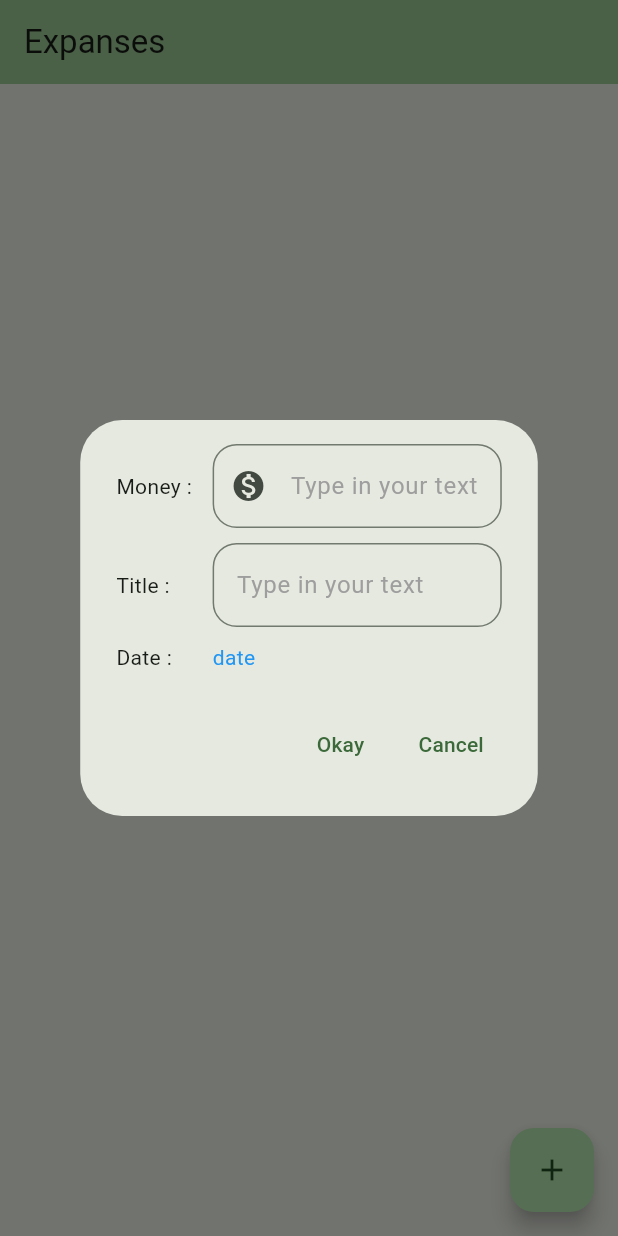
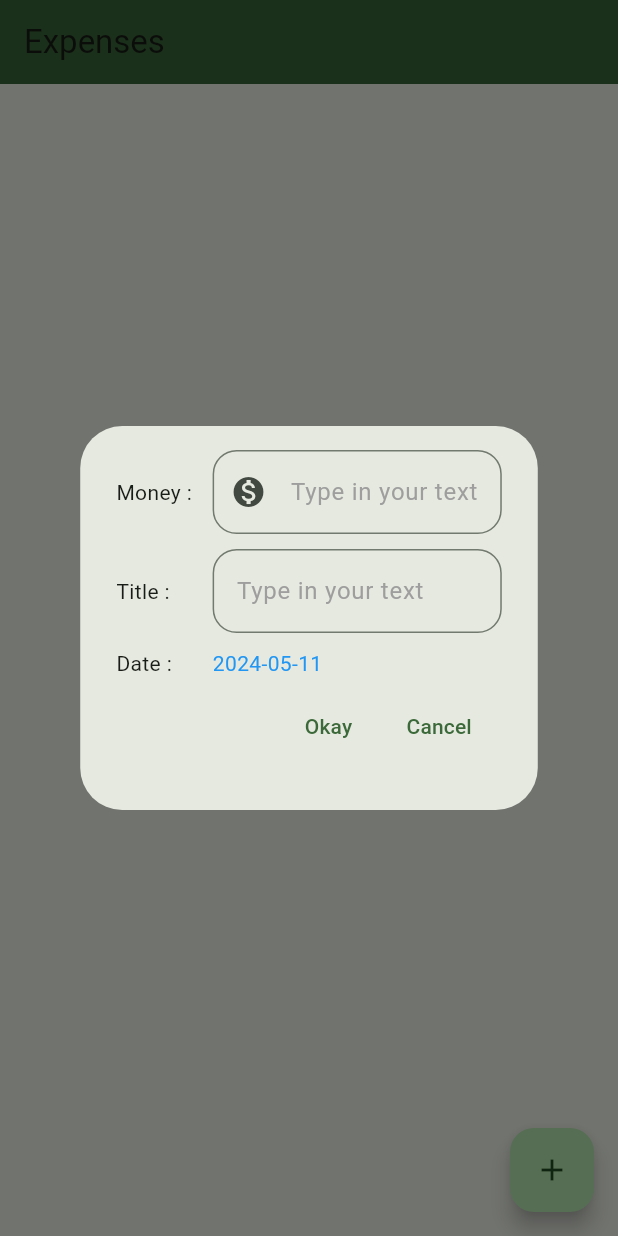
Before and after one commit to MudeNalinNaik/expense_tracking, a Flutter app: the screen it shows after launch, after a tap on the "add" icon, on a phone screen of 412 x 824 dp. Run offline on Flutter 3.47's test engine with Material 3 defaults, Android fonts, the phone set to English and light mode, and no system bars.

Commit message:
functionality completed

```diff
--- /dev/null
+++ b/lib/screens/expace_add.dart
@@ -0,0 +1,146 @@
+import 'package:flutter/material.dart';
+import 'package:flutter/services.dart';
+
+class AddExpenseDialog extends StatefulWidget {
+  final DateTime selectedDate;
+  final ValueChanged<DateTime> onDateChanged;
+  final VoidCallback onSubmit;
+  final TextEditingController moneyController;
+  final TextEditingController titleController;
+
+  const AddExpenseDialog({
+    super.key,
+    required this.selectedDate,
+    required this.titleController,
+    required this.moneyController,
+    required this.onDateChanged,
+    required this.onSubmit,
+  });
+
+  @override
+  _AddExpenseDialogState createState() => _AddExpenseDialogState();
+}
+
+class _AddExpenseDialogState extends State<AddExpenseDialog> {
+  late DateTime _selectedDate;
+
+  @override
+  void initState() {
+    super.initState();
+    _selectedDate = widget.selectedDate;
+  }
+
+  @override
+  Widget build(BuildContext context) {
+    return Column(
+      mainAxisSize: MainAxisSize.min,
+      children: [
+        Row(
+          children: [
+            const Expanded(
+              flex: 1,
+              child: Text('Money : '),
+            ),
+            Expanded(
+              flex: 3,
+              child: TextField(
+                controller: widget.moneyController,
+                keyboardType: TextInputType.number,
+                inputFormatters: <TextInputFormatter>[
+                  FilteringTextInputFormatter.allow(RegExp(r'[0-9]')),
+                  FilteringTextInputFormatter.digitsOnly
+                ],
+                decoration: InputDecoration(
+                  prefixIcon: const Icon(Icons.monetization_on),
+                  border: OutlineInputBorder(
+                    borderRadius: BorderRadius.circular(16.0),
+                  ),
+                  hintStyle: const TextStyle(color: Colors.grey),
+                  hintText: "Type in your text",
+                  fillColor: Colors.white70,
+                ),
+              ),
+            ),
+          ],
+        ),
+        const SizedBox(
+          height: 10,
+        ),
+        Row(
+          children: [
+            const Expanded(
+              flex: 1,
+              child: Text('Title : '),
+            ),
+            Expanded(
+              flex: 3,
+              child: TextField(
+                controller: widget.titleController,
+                decoration: InputDecoration(
+                  border: OutlineInputBorder(
+                    borderRadius: BorderRadius.circular(16.0),
+                  ),
+                  hintStyle: const TextStyle(color: Colors.grey),
+                  hintText: "Type in your text",
+                  fillColor: Colors.white70,
+                ),
+              ),
+            ),
+          ],
+        ),
+        const SizedBox(
+          height: 10,
+        ),
+        Row(
+          children: [
+            const Expanded(
+              flex: 1,
+              child: Text('Date : '),
+            ),
+            Expanded(
+              flex: 3,
+              child: InkWell(
+                onTap: _selectDate,
+                child: Text(
+                  "${_selectedDate.year}-${_selectedDate.month.toString().padLeft(2, '0')}-${_selectedDate.day.toString().padLeft(2, '0')}",
+                  style: const TextStyle(
+                    color: Colors.blue,
+                  ),
+                ),
+              ),
+            ),
+          ],
+        ),
+        ButtonBar(
+          children: [
+            TextButton(
+              onPressed: widget.onSubmit,
+              child: const Text('Okay'),
+            ),
+            TextButton(
+              onPressed: () {
+                Navigator.pop(context);
+              },
+              child: const Text('Cancel'),
+            ),
+          ],
+        ),
+      ],
+    );
+  }
+
+  void _selectDate() async {
+    final DateTime? pickedDate = await showDatePicker(
+      context: context,
+      initialDate: _selectedDate,
+      firstDate: DateTime(2020),
+      lastDate: DateTime.now(),
+    );
+    if (pickedDate != null && pickedDate != _selectedDate) {
+      setState(() {
+        _selectedDate = pickedDate;
+      });
+      widget.onDateChanged(pickedDate);
+    }
+  }
+}
--- a/lib/screens/homepage.dart
+++ b/lib/screens/homepage.dart
@@ -1,9 +1,8 @@
-import 'package:flutter/cupertino.dart';
 import 'package:flutter/material.dart';
 import 'package:flutter/services.dart';
-import 'package:flutter/widgets.dart';
 
 import '../domains/expence_domain.dart';
+import 'expace_add.dart';
 
 class MyHomePage extends StatefulWidget {
   const MyHomePage({super.key});
@@ -15,6 +14,7 @@ class MyHomePage extends StatefulWidget {
 class _MyHomePageState extends State<MyHomePage> {
   final titleController = TextEditingController();
   final moneyController = TextEditingController();
+  DateTime selectedDate = DateTime.now();
 
   List<Expense> expenses = [];
 
@@ -22,8 +22,8 @@ class _MyHomePageState extends State<MyHomePage> {
   Widget build(BuildContext context) {
     return Scaffold(
       appBar: AppBar(
-        backgroundColor: Theme.of(context).colorScheme.inversePrimary,
-        title: const Text('Expanses'),
+        backgroundColor: Theme.of(context).colorScheme.primary,
+        title: const Text('Expenses'),
       ),
       body: SingleChildScrollView(
         child: Column(
@@ -32,21 +32,24 @@ class _MyHomePageState extends State<MyHomePage> {
               ListTile(
                 title: Text(
                   "₹ ${expenses[a].money}",
-                  style: Theme.of(context).textTheme.titleLarge?.copyWith(
-                      color: Colors.purple, fontWeight: FontWeight.bold),
+                  style: const TextStyle(
+                    color: Colors.purple,
+                    fontWeight: FontWeight.bold,
+                  ),
                 ),
                 subtitle: Row(
                   mainAxisAlignment: MainAxisAlignment.spaceBetween,
                   children: [
-                    Text(expenses[a].title,
-                        style: Theme.of(context)
-                            .textTheme
-                            .titleMedium
-                            ?.copyWith(
+                    Text(
+                      expenses[a].title,
+                      style: const TextStyle(
                         color: Colors.lightGreen,
-                                fontWeight: FontWeight.bold)),
+                        fontWeight: FontWeight.bold,
+                      ),
+                    ),
                     Text(
-                        "${expenses[a].date.year.toString()}-${expenses[a].date.month.toString().padLeft(2, '0')}-${expenses[a].date.day.toString().padLeft(2, '0')}"),
+                      "${expenses[a].date.year}-${expenses[a].date.month.toString().padLeft(2, '0')}-${expenses[a].date.day.toString().padLeft(2, '0')}",
+                    ),
                   ],
                 ),
               ),
@@ -55,7 +58,7 @@ class _MyHomePageState extends State<MyHomePage> {
       ),
       floatingActionButton: FloatingActionButton(
         onPressed: () {
-          addItem();
+          _showAddDialog();
         },
         tooltip: 'Add New',
         child: const Icon(Icons.add),
@@ -63,101 +66,34 @@ class _MyHomePageState extends State<MyHomePage> {
     );
   }
 
-  addItem() {
+  _showAddDialog() {
     showDialog(
       context: context,
       builder: (_) => AlertDialog(
-              content: Column(
-                mainAxisSize: MainAxisSize.min,
-                children: [
-                  Row(
-                    children: [
-                      const Expanded(flex: 1, child: Text('Money : ')),
-                      Expanded(
-                          flex: 3,
-                          child: TextField(
-                            controller: moneyController,
-                            keyboardType: TextInputType.number,
-                            inputFormatters: <TextInputFormatter>[
-                              FilteringTextInputFormatter.allow(
-                                  RegExp(r'[0-9]')),
-                              FilteringTextInputFormatter.digitsOnly
-                            ],
-                            decoration: InputDecoration(
-                              prefixIcon: const Icon(Icons.monetization_on),
-                              border: OutlineInputBorder(
-                                borderRadius: BorderRadius.circular(16.0),
-                              ),
-                              hintStyle: const TextStyle(color: Colors.grey),
-                              hintText: "Type in your text",
-                              fillColor: Colors.white70,
-                            ),
-                          ))
-                    ],
-                  ),
-                  const SizedBox(
-                    height: 10,
-                  ),
-                  Row(
-                    children: [
-                      const Expanded(flex: 1, child: Text('Title : ')),
-                      Expanded(
-                          flex: 3,
-                          child: TextField(
-                            controller: titleController,
-                            decoration: InputDecoration(
-                              border: OutlineInputBorder(
-                                borderRadius: BorderRadius.circular(16.0),
-                              ),
-                              hintStyle: const TextStyle(color: Colors.grey),
-                              hintText: "Type in your text",
-                              fillColor: Colors.white70,
-                            ),
-                          ))
-                    ],
-                  ),
-                  const SizedBox(
-                    height: 10,
-                  ),
-                  Row(
-                    children: [
-                      const Expanded(flex: 1, child: Text('Date : ')),
-                      Expanded(
-                          flex: 3,
-                          child: InkWell(
-                            onTap: () {},
-                            child: Text(
-                              "date",
-                              style: Theme.of(context)
-                                  .textTheme
-                                  .bodyMedium
-                                  ?.copyWith(color: Colors.blue),
-                            ),
-                          ))
-                    ],
-                  ),
-                ],
-              ),
-              actions: [
-                TextButton(
-                    onPressed: () {
+        content: AddExpenseDialog(
+          moneyController: moneyController,
+          titleController: titleController,
+          selectedDate: selectedDate,
+          onDateChanged: (DateTime date) {
+            setState(() {
+              selectedDate = date;
+            });
+          },
+          onSubmit: () {
             setState(() {
               expenses.add(Expense(
                 title: titleController.text,
                 money: moneyController.text,
-                            date: DateTime.now()));
+                date: selectedDate,
+              ));
               titleController.clear();
               moneyController.clear();
+              selectedDate = DateTime.now();
             });
             Navigator.pop(context);
           },
-                    child: const Text('Okay')),
-                TextButton(
-                    onPressed: () {
-                      Navigator.pop(context);
-                    },
-                    child: const Text('Cancel')),
-              ],
-            ));
+        ),
+      ),
+    );
   }
 }
--- a/lib/screens/splash_screen.dart
+++ b/lib/screens/splash_screen.dart
@@ -1,33 +1,63 @@
 import 'package:expense_tracking/screens/homepage.dart';
 import 'package:flutter/material.dart';
-import 'package:flutter/widgets.dart';
 
 class SplashScreen extends StatefulWidget {
-  const SplashScreen({super.key});
+  const SplashScreen({Key? key}) : super(key: key);
 
   @override
-  State<SplashScreen> createState() => _SplashScreenState();
+  _SplashScreenState createState() => _SplashScreenState();
 }
 
-class _SplashScreenState extends State<SplashScreen> {
+class _SplashScreenState extends State<SplashScreen> with SingleTickerProviderStateMixin {
+  late AnimationController _animationController;
+  late Animation<int> _textAnimation;
+
   @override
   void initState() {
-    Future.delayed(const Duration(seconds: 5), () {
-      Navigator.of(context).pushReplacement(MaterialPageRoute(builder: (context) => MyHomePage()));
+    super.initState();
+    _animationController = AnimationController(
+      vsync: this,
+      duration: const Duration(milliseconds: 4000),
+    );
+
+    _textAnimation = IntTween(begin: 0, end: "Expense Tracking...".length).animate(
+      CurvedAnimation(
+        parent: _animationController,
+        curve: Curves.easeInOut,
+      ),
+    );
+
+    _animationController.forward();
+
+    _animationController.addStatusListener((status) {
+      if (status == AnimationStatus.completed) {
+        Navigator.of(context).pushReplacement(MaterialPageRoute(builder: (context) => const MyHomePage()));
+      }
     });
-    super.initState();
   }
 
   @override
   Widget build(BuildContext context) {
-    return const Scaffold(
+    return Scaffold(
       backgroundColor: Colors.green,
       body: Center(
-        child: Text(
-          'Expense Tracking...',
-          style: TextStyle(fontWeight: FontWeight.bold, fontSize: 40),
+        child: AnimatedBuilder(
+          animation: _animationController,
+          builder: (context, child) {
+            final int length = _textAnimation.value.clamp(0, "Expense Tracking...".length);
+            return Text(
+              "Expense \nTracking\n...".substring(0, length),
+              style: const TextStyle(fontWeight: FontWeight.bold, fontSize: 40, color: Colors.white),
+            );
+          },
         ),
       ),
     );
   }
+
+  @override
+  void dispose() {
+    _animationController.dispose();
+    super.dispose();
+  }
 }
```
Lines whose indentation alone changed are shown as unchanged.
